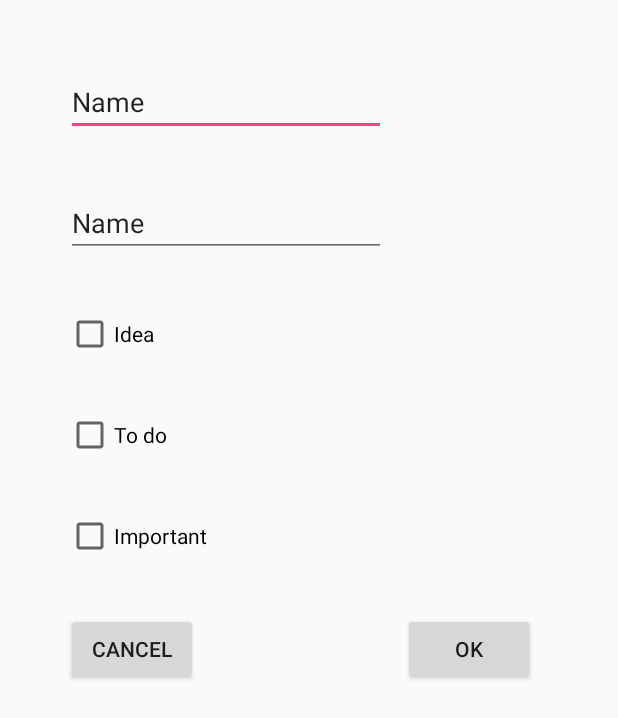
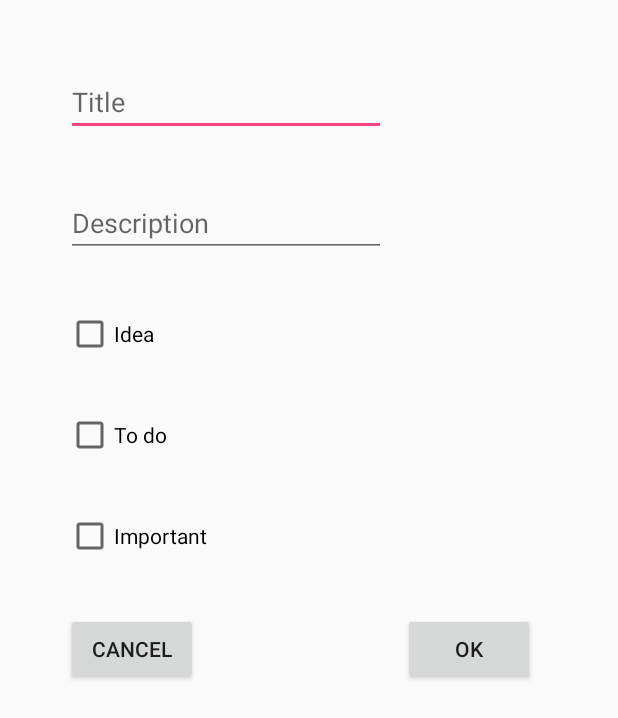
Before and after one commit to devf33/Note-to-self, an Android app: the layout dialog_new_note.xml on its own in the app's theme, with its tools: preview values and no code run, on a phone screen of 412 x 824 dp. Shown: the top 718 px of the screen. Run offline under Robolectric (Android 15) with nearby library versions, the phone set to English and light mode, and no system bars.

Commit message:
Changed EditText widgets to TextView widgets in activity_settings layout for the Sound and Animation Speed titles plus made some changes on the dialog_new_note layout for title and description EditText widgets by deleting the text attribute.

```diff
--- a/app/src/main/res/layout/dialog_new_note.xml
+++ b/app/src/main/res/layout/dialog_new_note.xml
@@ -14,7 +14,7 @@
         android:ems="10"
         android:hint="@string/title_hint"
         android:inputType="textPersonName"
-        android:text="Name" />
+         />
 
     <EditText
         android:id="@+id/editDescrption"
@@ -26,7 +26,7 @@
         android:ems="10"
         android:hint="@string/description_hint"
         android:inputType="textMultiLine|textPersonName"
-        android:text="Name" />
+         />
 
     <CheckBox
         android:id="@+id/checkBoxIdea"
```
